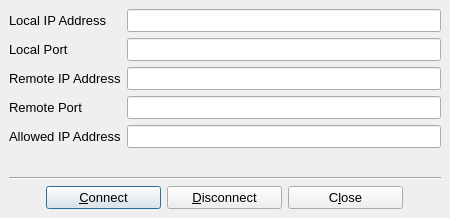
textbrowser/qtchess, file setupDialog.ui: the form before one commit.
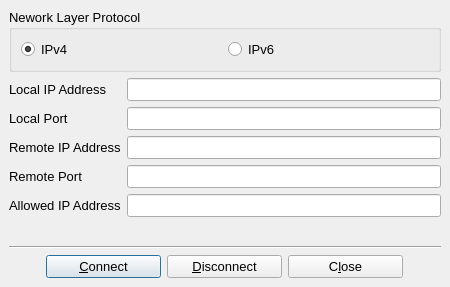
The form after the commit. Icons and pictures are not drawn.

```diff
--- a/setupDialog.ui
+++ b/setupDialog.ui
@@ -7,7 +7,7 @@
     <x>0</x>
     <y>0</y>
     <width>450</width>
-    <height>218</height>
+    <height>287</height>
    </rect>
   </property>
   <property name="minimumSize">
@@ -36,13 +36,33 @@
     <number>9</number>
    </property>
    <item>
-    <layout class="QGridLayout">
-     <property name="margin">
-      <number>0</number>
+    <widget class="QGroupBox" name="groupBox">
+     <property name="title">
+      <string>Nework Layer Protocol</string>
      </property>
-     <property name="spacing">
-      <number>6</number>
-     </property>
+     <layout class="QHBoxLayout" name="horizontalLayout">
+      <item>
+       <widget class="QRadioButton" name="ipv4">
+        <property name="text">
+         <string>IPv4</string>
+        </property>
+        <property name="checked">
+         <bool>true</bool>
+        </property>
+       </widget>
+      </item>
+      <item>
+       <widget class="QRadioButton" name="ipv6">
+        <property name="text">
+         <string>IPv6</string>
+        </property>
+       </widget>
+      </item>
+     </layout>
+    </widget>
+   </item>
+   <item>
+    <layout class="QGridLayout" name="_2">
      <item row="1" column="0">
       <widget class="QLabel" name="label_2">
        <property name="font">
```
Left out of the diff: 2 changed lines with no effect on the pictures.
